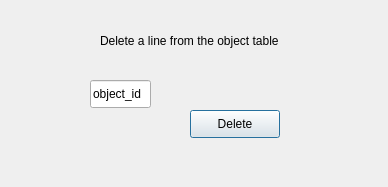
The window that del_line_ui.ui (tlsLizard/collector) describes before a commit, drawn with Qt 5.
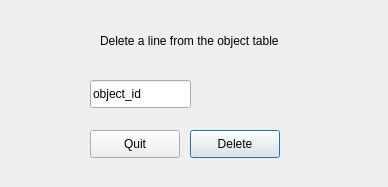
The same window after the commit.

Commit message: Ajouter quit pour del et add

The edit to the form file:
```diff
--- a/del_line_ui.ui
+++ b/del_line_ui.ui
@@ -30,7 +30,7 @@
    <property name="geometry">
     <rect>
      <x>190</x>
-     <y>110</y>
+     <y>130</y>
      <width>90</width>
      <height>28</height>
     </rect>
@@ -44,7 +44,7 @@
     <rect>
      <x>90</x>
      <y>80</y>
-     <width>61</width>
+     <width>101</width>
      <height>28</height>
     </rect>
    </property>
@@ -65,6 +65,19 @@
     <string/>
    </property>
   </widget>
+  <widget class="QPushButton" name="delete_line_2">
+   <property name="geometry">
+    <rect>
+     <x>90</x>
+     <y>130</y>
+     <width>90</width>
+     <height>28</height>
+    </rect>
+   </property>
+   <property name="text">
+    <string>Quit</string>
+   </property>
+  </widget>
  </widget>
  <resources/>
  <connections/>
```
The commit also changes 3 other files.
